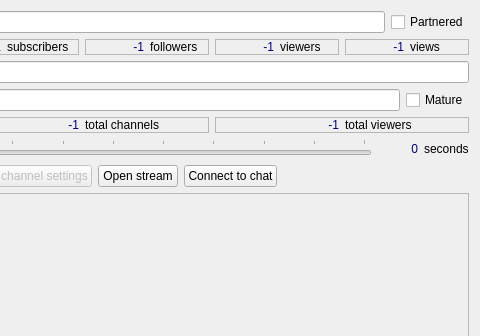
First picture: the form in src/forms/channel_info.ui, repository wakeofluna/qlivestream, before the edit; both pictures show x 148 to 628 and y 0 to 336 of the 628 by 501 pixel window.
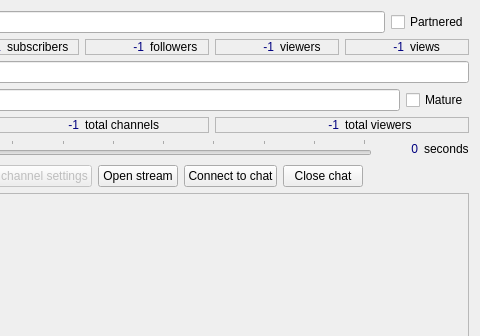
Second picture: the form after the edit.

Diff of the .ui file:
```diff
--- a/src/forms/channel_info.ui
+++ b/src/forms/channel_info.ui
@@ -409,6 +409,19 @@
        </property>
       </widget>
      </item>
+     <item>
+      <widget class="QPushButton" name="btnCloseChat">
+       <property name="sizePolicy">
+        <sizepolicy hsizetype="Fixed" vsizetype="Fixed">
+         <horstretch>0</horstretch>
+         <verstretch>0</verstretch>
+        </sizepolicy>
+       </property>
+       <property name="text">
+        <string>Close chat</string>
+       </property>
+      </widget>
+     </item>
     </layout>
    </item>
    <item row="8" column="0">
```
